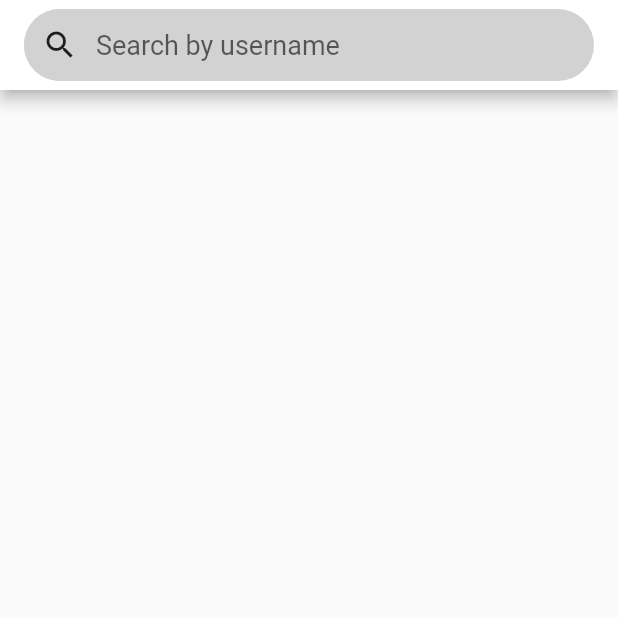
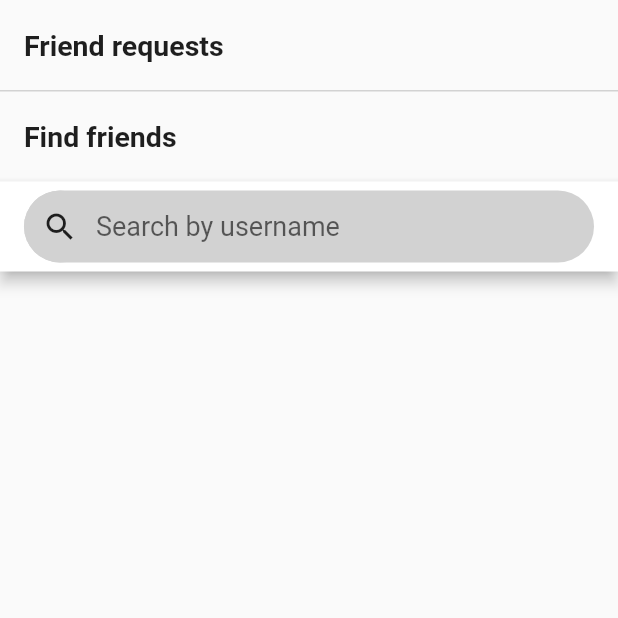
Before and after one commit to mycoalchen/Tunestreak, a Flutter app: the AddFriendsPage screen opened directly, on a phone screen of 412 x 824 dp, the top half of it. Run offline on Flutter 3.47's test engine with Material 2 defaults, Android fonts, the phone set to English and light mode, and no system bars; our stand-ins replace audio_video_progress_bar, cloud_firestore, firebase_auth, firebase_core, firebase_crashlytics, firebase_storage and 5 more; missing offline and left inert: flutter_inappwebview, spotify; accounts and stored records are empty; generated files the repository leaves out were written again.

Commit message:
Split 'Add Friends' page into 'Find Friends' and 'Friend Requests'

```diff
--- a/lib/add_friends.dart
+++ b/lib/add_friends.dart
@@ -65,6 +65,33 @@ class AddFriendsPageState extends State<AddFriendsPage> {
   Widget build(BuildContext context) {
     return Scaffold(
         body: Column(children: [
+      // Friend requests
+      Container(
+        decoration: const BoxDecoration(
+            border: Border(
+                bottom: BorderSide(
+          color: circleColor,
+          width: 1,
+        ))),
+        child: AppBar(
+          backgroundColor: Colors.transparent,
+          toolbarHeight: 60.0,
+          centerTitle: false,
+          automaticallyImplyLeading: false,
+          title: Text("Friend requests", style: header1),
+          elevation: 0,
+        ),
+      ),
+
+      // Find friends
+      AppBar(
+        backgroundColor: Colors.transparent,
+        toolbarHeight: 60.0,
+        centerTitle: false,
+        automaticallyImplyLeading: false,
+        title: Text("Find friends", style: header1),
+        elevation: 0,
+      ),
       AppBar(
           backgroundColor: Colors.white,
           toolbarHeight: 60.0,
```
Also changed, not shown: lib/constants.dart (+8 -0 lines), lib/friend_card.dart (+71 -0 lines), 20 other files.
